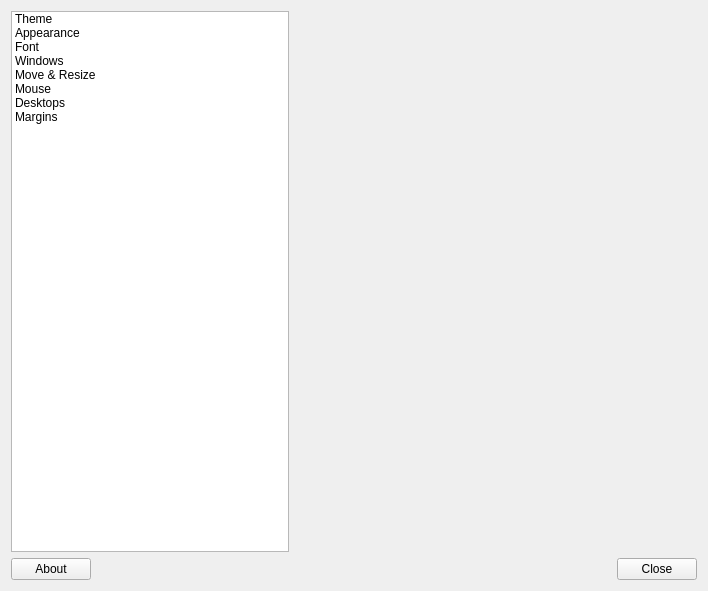
Before: the Qt Designer form src/obconf.ui in stefonarch/labwc-conf, drawn with Qt 5.
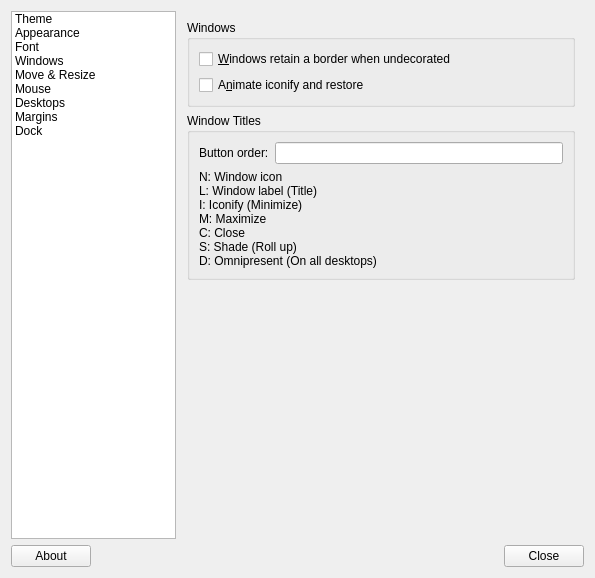
After: the same form once the commit is applied. The open tabs and pages were chosen to show the change. Custom widgets are drawn as their Qt base class.

```diff
--- a/src/obconf.ui
+++ b/src/obconf.ui
@@ -6,8 +6,8 @@
    <rect>
     <x>0</x>
     <y>0</y>
-    <width>708</width>
-    <height>591</height>
+    <width>595</width>
+    <height>578</height>
    </rect>
   </property>
   <property name="windowTitle">
@@ -61,6 +61,11 @@
          <string>Margins</string>
         </property>
        </item>
+       <item>
+        <property name="text">
+         <string>Dock</string>
+        </property>
+       </item>
       </widget>
      </item>
      <item>
@@ -90,7 +95,76 @@
         </layout>
        </widget>
        <widget class="QWidget" name="appearancePage">
-        <layout class="QVBoxLayout" name="verticalLayout_4"/>
+        <layout class="QVBoxLayout" name="verticalLayout_4">
+         <item>
+          <widget class="QGroupBox" name="groupBox">
+           <property name="title">
+            <string>Windows</string>
+           </property>
+           <layout class="QVBoxLayout" name="verticalLayout_3">
+            <item>
+             <widget class="QCheckBox" name="window_border">
+              <property name="text">
+               <string>&amp;Windows retain a border when undecorated</string>
+              </property>
+             </widget>
+            </item>
+            <item>
+             <widget class="QCheckBox" name="animate_iconify">
+              <property name="text">
+               <string>A&amp;nimate iconify and restore</string>
+              </property>
+             </widget>
+            </item>
+           </layout>
+          </widget>
+         </item>
+         <item>
+          <widget class="QGroupBox" name="groupBox_2">
+           <property name="title">
+            <string>Window Titles</string>
+           </property>
+           <layout class="QFormLayout" name="formLayout_2">
+            <item row="0" column="0">
+             <widget class="QLabel" name="label">
+              <property name="text">
+               <string>Button order:</string>
+              </property>
+             </widget>
+            </item>
+            <item row="0" column="1">
+             <widget class="QLineEdit" name="title_layout"/>
+            </item>
+            <item row="1" column="0" colspan="2">
+             <widget class="QLabel" name="label_35">
+              <property name="text">
+               <string>N: Window icon
+L: Window label (Title)
+I: Iconify (Minimize)
+M: Maximize
+C: Close
+S: Shade (Roll up)
+D: Omnipresent (On all desktops)</string>
+              </property>
+             </widget>
+            </item>
+           </layout>
+          </widget>
+         </item>
+         <item>
+          <spacer name="verticalSpacer_4">
+           <property name="orientation">
+            <enum>Qt::Vertical</enum>
+           </property>
+           <property name="sizeHint" stdset="0">
+            <size>
+             <width>20</width>
+             <height>40</height>
+            </size>
+           </property>
+          </spacer>
+         </item>
+        </layout>
        </widget>
        <widget class="QWidget" name="fontPage">
         <layout class="QFormLayout" name="formLayout">
```
Left out of the diff: 163 changed lines with no effect on the pictures.
